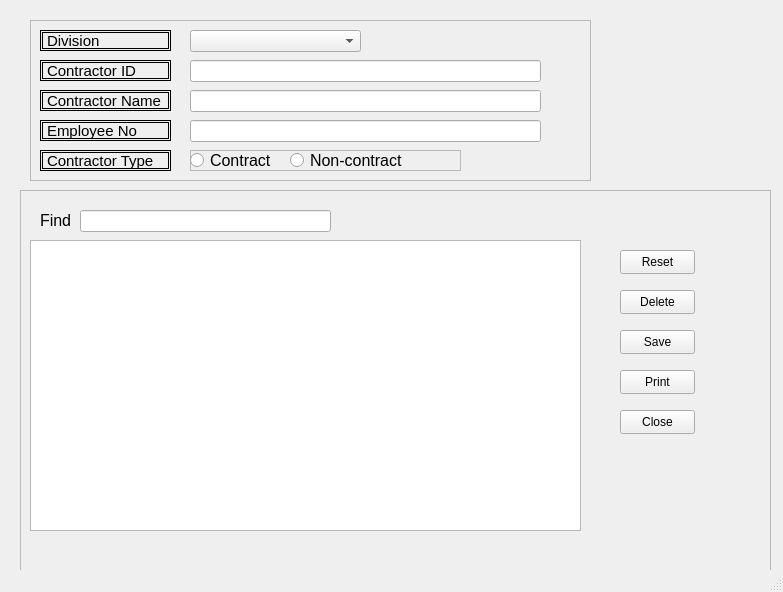
Qt form contractor_entry/contractorEntry.ui (Kevin-Tan2/IMS) before a commit.
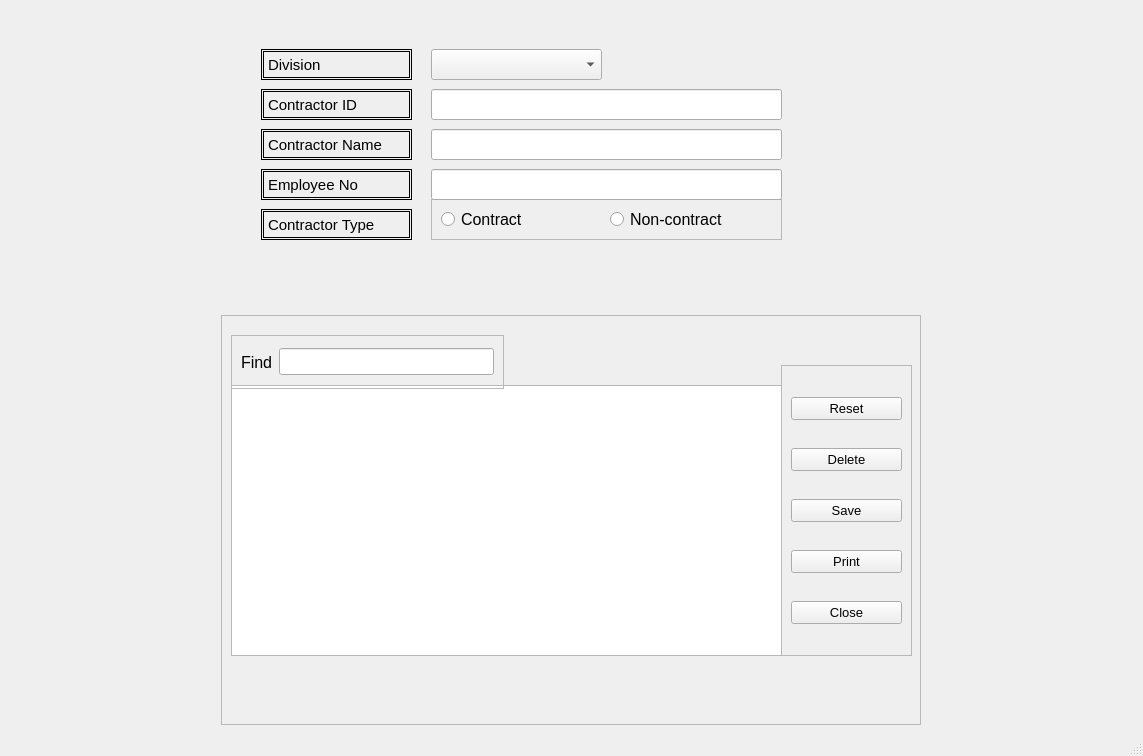
The same form after that commit.

Commit message: Table is now can be displayed in cotractorEntry.py

The edit to the form file:
```diff
--- a/contractor_entry/contractorEntry.ui
+++ b/contractor_entry/contractorEntry.ui
@@ -6,358 +6,374 @@
    <rect>
     <x>0</x>
     <y>0</y>
-    <width>783</width>
-    <height>592</height>
+    <width>1143</width>
+    <height>756</height>
    </rect>
   </property>
+  <property name="maximumSize">
+   <size>
+    <width>16777215</width>
+    <height>16777215</height>
+   </size>
+  </property>
   <property name="windowTitle">
    <string>Contractor Entry</string>
   </property>
   <widget class="QWidget" name="centralwidget">
-   <widget class="QFrame" name="frame">
-    <property name="geometry">
-     <rect>
-      <x>30</x>
-      <y>20</y>
-      <width>561</width>
-      <height>161</height>
-     </rect>
-    </property>
-    <property name="frameShape">
-     <enum>QFrame::StyledPanel</enum>
-    </property>
-    <property name="frameShadow">
-     <enum>QFrame::Raised</enum>
-    </property>
-    <widget class="QLabel" name="divLabel">
-     <property name="geometry">
-      <rect>
-       <x>10</x>
-       <y>10</y>
-       <width>131</width>
-       <height>21</height>
-      </rect>
-     </property>
-     <property name="font">
-      <font>
-       <pointsize>11</pointsize>
-      </font>
-     </property>
-     <property name="styleSheet">
-      <string notr="true">border: 3px double rgb(0, 0, 0);</string>
-     </property>
-     <property name="text">
-      <string>Division</string>
-     </property>
-    </widget>
-    <widget class="QLabel" name="idLabel">
-     <property name="geometry">
-      <rect>
-       <x>10</x>
-       <y>40</y>
-       <width>131</width>
-       <height>21</height>
-      </rect>
-     </property>
-     <property name="font">
-      <font>
-       <pointsize>11</pointsize>
-      </font>
-     </property>
-     <property name="styleSheet">
-      <string notr="true">border: 3px double rgb(0,0,0)</string>
-     </property>
-     <property name="text">
-      <string>Contractor ID</string>
-     </property>
-    </widget>
-    <widget class="QLabel" name="nameLabel">
-     <property name="geometry">
-      <rect>
-       <x>10</x>
-       <y>70</y>
-       <width>131</width>
-       <height>21</height>
-      </rect>
-     </property>
-     <property name="font">
-      <font>
-       <pointsize>11</pointsize>
-      </font>
-     </property>
-     <property name="styleSheet">
-      <string notr="true">border: 3px double rgb(0, 0, 0)</string>
-     </property>
-     <property name="text">
-      <string>Contractor Name</string>
-     </property>
-    </widget>
-    <widget class="QLabel" name="employeeLabel">
-     <property name="geometry">
-      <rect>
-       <x>10</x>
-       <y>100</y>
-       <width>131</width>
-       <height>21</height>
-      </rect>
-     </property>
-     <property name="font">
-      <font>
-       <pointsize>11</pointsize>
-      </font>
-     </property>
-     <property name="styleSheet">
-      <string notr="true">border: 3px double rgb(0, 0, 0)</string>
-     </property>
-     <property name="text">
-      <string>Employee No</string>
-     </property>
-    </widget>
-    <widget class="QLabel" name="typeLabel">
-     <property name="geometry">
-      <rect>
-       <x>10</x>
-       <y>130</y>
-       <width>131</width>
-       <height>21</height>
-      </rect>
-     </property>
-     <property name="font">
-      <font>
-       <pointsize>11</pointsize>
-      </font>
-     </property>
-     <property name="styleSheet">
-      <string notr="true">border: 3px double rgb(0, 0, 0); </string>
-     </property>
-     <property name="text">
-      <string>Contractor Type</string>
-     </property>
-    </widget>
-    <widget class="QComboBox" name="comboBox">
-     <property name="geometry">
-      <rect>
-       <x>160</x>
-       <y>10</y>
-       <width>171</width>
-       <height>22</height>
-      </rect>
-     </property>
-    </widget>
-    <widget class="QLineEdit" name="lineEdit">
-     <property name="geometry">
-      <rect>
-       <x>160</x>
-       <y>40</y>
-       <width>351</width>
-       <height>22</height>
-      </rect>
-     </property>
-     <property name="sizeIncrement">
-      <size>
-       <width>0</width>
-       <height>0</height>
-      </size>
-     </property>
-    </widget>
-    <widget class="QLineEdit" name="lineEdit_2">
-     <property name="geometry">
-      <rect>
-       <x>160</x>
-       <y>70</y>
-       <width>351</width>
-       <height>22</height>
-      </rect>
-     </property>
-    </widget>
-    <widget class="QLineEdit" name="lineEdit_3">
-     <property name="geometry">
-      <rect>
-       <x>160</x>
-       <y>100</y>
-       <width>351</width>
-       <height>22</height>
-      </rect>
-     </property>
-    </widget>
-    <widget class="QFrame" name="frame_3">
-     <property name="geometry">
-      <rect>
-       <x>160</x>
-       <y>130</y>
-       <width>271</width>
-       <height>21</height>
-      </rect>
-     </property>
-     <property name="frameShape">
-      <enum>QFrame::StyledPanel</enum>
-     </property>
-     <property name="frameShadow">
-      <enum>QFrame::Raised</enum>
-     </property>
-     <widget class="QRadioButton" name="radioButton">
-      <property name="geometry">
-       <rect>
-        <x>0</x>
-        <y>0</y>
-        <width>101</width>
-        <height>20</height>
-       </rect>
+   <layout class="QGridLayout" name="gridLayout">
+    <item row="1" column="0">
+     <widget class="QFrame" name="frame_2">
+      <property name="minimumSize">
+       <size>
+        <width>700</width>
+        <height>400</height>
+       </size>
       </property>
-      <property name="font">
-       <font>
-        <pointsize>12</pointsize>
-       </font>
+      <property name="frameShape">
+       <enum>QFrame::StyledPanel</enum>
       </property>
-      <property name="text">
-       <string>Contract</string>
+      <property name="frameShadow">
+       <enum>QFrame::Raised</enum>
       </property>
+      <widget class="QTableView" name="contractorTable">
+       <property name="geometry">
+        <rect>
+         <x>10</x>
+         <y>70</y>
+         <width>551</width>
+         <height>271</height>
+        </rect>
+       </property>
+       <property name="sizePolicy">
+        <sizepolicy hsizetype="Expanding" vsizetype="Expanding">
+         <horstretch>0</horstretch>
+         <verstretch>0</verstretch>
+        </sizepolicy>
+       </property>
+      </widget>
+      <widget class="QFrame" name="frame">
+       <property name="geometry">
+        <rect>
+         <x>560</x>
+         <y>50</y>
+         <width>131</width>
+         <height>291</height>
+        </rect>
+       </property>
+       <property name="frameShape">
+        <enum>QFrame::StyledPanel</enum>
+       </property>
+       <property name="frameShadow">
+        <enum>QFrame::Raised</enum>
+       </property>
+       <layout class="QVBoxLayout" name="verticalLayout">
+        <item>
+         <widget class="QPushButton" name="resetButton">
+          <property name="font">
+           <font>
+            <pointsize>10</pointsize>
+           </font>
+          </property>
+          <property name="text">
+           <string>Reset</string>
+          </property>
+         </widget>
+        </item>
+        <item>
+         <widget class="QPushButton" name="deleteButton">
+          <property name="font">
+           <font>
+            <pointsize>10</pointsize>
+           </font>
+          </property>
+          <property name="text">
+           <string>Delete</string>
+          </property>
+         </widget>
+        </item>
+        <item>
+         <widget class="QPushButton" name="saveButton">
+          <property name="font">
+           <font>
+            <pointsize>10</pointsize>
+           </font>
+          </property>
+          <property name="text">
+           <string>Save</string>
+          </property>
+         </widget>
+        </item>
+        <item>
+         <widget class="QPushButton" name="printButton">
+          <property name="font">
+           <font>
+            <pointsize>10</pointsize>
+           </font>
+          </property>
+          <property name="text">
+           <string>Print</string>
+          </property>
+         </widget>
+        </item>
+        <item>
+         <widget class="QPushButton" name="closeButton">
+          <property name="font">
+           <font>
+            <pointsize>10</pointsize>
+           </font>
+          </property>
+          <property name="text">
+           <string>Close</string>
+          </property>
+         </widget>
+        </item>
+       </layout>
+      </widget>
+      <widget class="QFrame" name="frame_3">
+       <property name="geometry">
+        <rect>
+         <x>10</x>
+         <y>20</y>
+         <width>273</width>
+         <height>54</height>
+        </rect>
+       </property>
+       <property name="frameShape">
+        <enum>QFrame::StyledPanel</enum>
+       </property>
+       <property name="frameShadow">
+        <enum>QFrame::Raised</enum>
+       </property>
+       <layout class="QHBoxLayout" name="horizontalLayout_2">
+        <item>
+         <widget class="QLabel" name="label">
+          <property name="font">
+           <font>
+            <pointsize>12</pointsize>
+           </font>
+          </property>
+          <property name="text">
+           <string>Find</string>
+          </property>
+         </widget>
+        </item>
+        <item>
+         <widget class="QLineEdit" name="searchBar">
+          <property name="font">
+           <font>
+            <pointsize>12</pointsize>
+           </font>
+          </property>
+         </widget>
+        </item>
+       </layout>
+      </widget>
      </widget>
-     <widget class="QRadioButton" name="radioButton_2">
-      <property name="geometry">
-       <rect>
-        <x>100</x>
-        <y>0</y>
-        <width>121</width>
-        <height>20</height>
-       </rect>
+    </item>
+    <item row="0" column="0">
+     <widget class="QFrame" name="frame">
+      <property name="maximumSize">
+       <size>
+        <width>600</width>
+        <height>300</height>
+       </size>
       </property>
-      <property name="font">
-       <font>
-        <pointsize>12</pointsize>
-       </font>
-      </property>
-      <property name="text">
-       <string>Non-contract</string>
-      </property>
+      <widget class="QFrame" name="frame_contract">
+       <property name="geometry">
+        <rect>
+         <x>210</x>
+         <y>190</y>
+         <width>351</width>
+         <height>41</height>
+        </rect>
+       </property>
+       <property name="frameShape">
+        <enum>QFrame::StyledPanel</enum>
+       </property>
+       <property name="frameShadow">
+        <enum>QFrame::Raised</enum>
+       </property>
+       <layout class="QHBoxLayout" name="horizontalLayout">
+        <item alignment="Qt::AlignLeft">
+         <widget class="QRadioButton" name="contractRadio">
+          <property name="font">
+           <font>
+            <pointsize>12</pointsize>
+           </font>
+          </property>
+          <property name="text">
+           <string>Contract</string>
+          </property>
+         </widget>
+        </item>
+        <item>
+         <widget class="QRadioButton" name="nonContRadio">
+          <property name="font">
+           <font>
+            <pointsize>12</pointsize>
+           </font>
+          </property>
+          <property name="text">
+           <string>Non-contract</string>
+          </property>
+         </widget>
+        </item>
+       </layout>
+      </widget>
+      <widget class="QLabel" name="idLabel">
+       <property name="geometry">
+        <rect>
+         <x>40</x>
+         <y>80</y>
+         <width>151</width>
+         <height>31</height>
+        </rect>
+       </property>
+       <property name="font">
+        <font>
+         <pointsize>11</pointsize>
+        </font>
+       </property>
+       <property name="styleSheet">
+        <string notr="true">border: 3px double rgb(0,0,0)</string>
+       </property>
+       <property name="text">
+        <string>Contractor ID</string>
+       </property>
+      </widget>
+      <widget class="QLabel" name="divLabel">
+       <property name="geometry">
+        <rect>
+         <x>40</x>
+         <y>40</y>
+         <width>151</width>
+         <height>31</height>
+        </rect>
+       </property>
+       <property name="font">
+        <font>
+         <pointsize>11</pointsize>
+        </font>
+       </property>
+       <property name="styleSheet">
+        <string notr="true">border: 3px double rgb(0, 0, 0);</string>
+       </property>
+       <property name="text">
+        <string>Division</string>
+       </property>
+      </widget>
+      <widget class="QComboBox" name="divBox">
+       <property name="geometry">
+        <rect>
+         <x>210</x>
+         <y>40</y>
+         <width>171</width>
+         <height>31</height>
+        </rect>
+       </property>
+      </widget>
+      <widget class="QLineEdit" name="contractorName">
+       <property name="geometry">
+        <rect>
+         <x>210</x>
+         <y>120</y>
+         <width>351</width>
+         <height>31</height>
+        </rect>
+       </property>
+      </widget>
+      <widget class="QLabel" name="nameLabel">
+       <property name="geometry">
+        <rect>
+         <x>40</x>
+         <y>120</y>
+         <width>151</width>
+         <height>31</height>
+        </rect>
+       </property>
+       <property name="font">
+        <font>
+         <pointsize>11</pointsize>
+        </font>
+       </property>
+       <property name="styleSheet">
+        <string notr="true">border: 3px double rgb(0, 0, 0)</string>
+       </property>
+       <property name="text">
+        <string>Contractor Name</string>
+       </property>
+      </widget>
+      <widget class="QLabel" name="employeeLabel">
+       <property name="geometry">
+        <rect>
+         <x>40</x>
+         <y>160</y>
+         <width>151</width>
+         <height>31</height>
+        </rect>
+       </property>
+       <property name="font">
+        <font>
+         <pointsize>11</pointsize>
+        </font>
+       </property>
+       <property name="styleSheet">
+        <string notr="true">border: 3px double rgb(0, 0, 0)</string>
+       </property>
+       <property name="text">
+        <string>Employee No</string>
+       </property>
+      </widget>
+      <widget class="QLineEdit" name="contractorID">
+       <property name="geometry">
+        <rect>
+         <x>210</x>
+         <y>80</y>
+         <width>351</width>
+         <height>31</height>
+        </rect>
+       </property>
+       <property name="sizeIncrement">
+        <size>
+         <width>0</width>
+         <height>0</height>
+        </size>
+       </property>
+      </widget>
+      <widget class="QLineEdit" name="employeeNo">
+       <property name="geometry">
+        <rect>
+         <x>210</x>
+         <y>160</y>
+         <width>351</width>
+         <height>31</height>
+        </rect>
+       </property>
+      </widget>
+      <widget class="QLabel" name="typeLabel">
+       <property name="geometry">
+        <rect>
+         <x>40</x>
+         <y>200</y>
+         <width>151</width>
+         <height>31</height>
+        </rect>
+       </property>
+       <property name="font">
+        <font>
+         <pointsize>11</pointsize>
+        </font>
+       </property>
+       <property name="styleSheet">
+        <string notr="true">border: 3px double rgb(0, 0, 0); </string>
+       </property>
+       <property name="text">
+        <string>Contractor Type</string>
+       </property>
+      </widget>
      </widget>
-    </widget>
-   </widget>
-   <widget class="QFrame" name="frame_2">
-    <property name="geometry">
-     <rect>
-      <x>20</x>
-      <y>190</y>
-      <width>751</width>
-      <height>381</height>
-     </rect>
-    </property>
-    <property name="frameShape">
-     <enum>QFrame::StyledPanel</enum>
-    </property>
-    <property name="frameShadow">
-     <enum>QFrame::Raised</enum>
-    </property>
-    <widget class="QTableView" name="tableView">
-     <property name="geometry">
-      <rect>
-       <x>10</x>
-       <y>50</y>
-       <width>551</width>
-       <height>291</height>
-      </rect>
-     </property>
-     <property name="sizePolicy">
-      <sizepolicy hsizetype="Expanding" vsizetype="Expanding">
-       <horstretch>0</horstretch>
-       <verstretch>0</verstretch>
-      </sizepolicy>
-     </property>
-    </widget>
-    <widget class="QPushButton" name="pushButton">
-     <property name="geometry">
-      <rect>
-       <x>600</x>
-       <y>60</y>
-       <width>75</width>
-       <height>24</height>
-      </rect>
-     </property>
-     <property name="text">
-      <string>Reset</string>
-     </property>
-    </widget>
-    <widget class="QPushButton" name="pushButton_2">
-     <property name="geometry">
-      <rect>
-       <x>600</x>
-       <y>100</y>
-       <width>75</width>
-       <height>24</height>
-      </rect>
-     </property>
-     <property name="text">
-      <string>Delete</string>
-     </property>
-    </widget>
-    <widget class="QPushButton" name="pushButton_3">
-     <property name="geometry">
-      <rect>
-       <x>600</x>
-       <y>140</y>
-       <width>75</width>
-       <height>24</height>
-      </rect>
-     </property>
-     <property name="text">
-      <string>Save</string>
-     </property>
-    </widget>
-    <widget class="QPushButton" name="pushButton_4">
-     <property name="geometry">
-      <rect>
-       <x>600</x>
-       <y>180</y>
-       <width>75</width>
-       <height>24</height>
-      </rect>
-     </property>
-     <property name="text">
-      <string>Print</string>
-     </property>
-    </widget>
-    <widget class="QPushButton" name="pushButton_5">
-     <property name="geometry">
-      <rect>
-       <x>600</x>
-       <y>220</y>
-       <width>75</width>
-       <height>24</height>
-      </rect>
-     </property>
-     <property name="text">
-      <string>Close</string>
-     </property>
-    </widget>
-    <widget class="QLineEdit" name="lineEdit_4">
-     <property name="geometry">
-      <rect>
-       <x>60</x>
-       <y>20</y>
-       <width>251</width>
-       <height>22</height>
-      </rect>
-     </property>
-    </widget>
-    <widget class="QLabel" name="label">
-     <property name="geometry">
-      <rect>
-       <x>20</x>
-       <y>20</y>
-       <width>41</width>
-       <height>21</height>
-      </rect>
-     </property>
-     <property name="font">
-      <font>
-       <pointsize>12</pointsize>
-      </font>
-     </property>
-     <property name="text">
-      <string>Find</string>
-     </property>
-    </widget>
-   </widget>
+    </item>
+   </layout>
   </widget>
   <widget class="QMenuBar" name="menubar">
    <property name="geometry">
```
Left out of the diff: 4 changed lines with no effect on the pictures. The commit also changes 1 other file.
